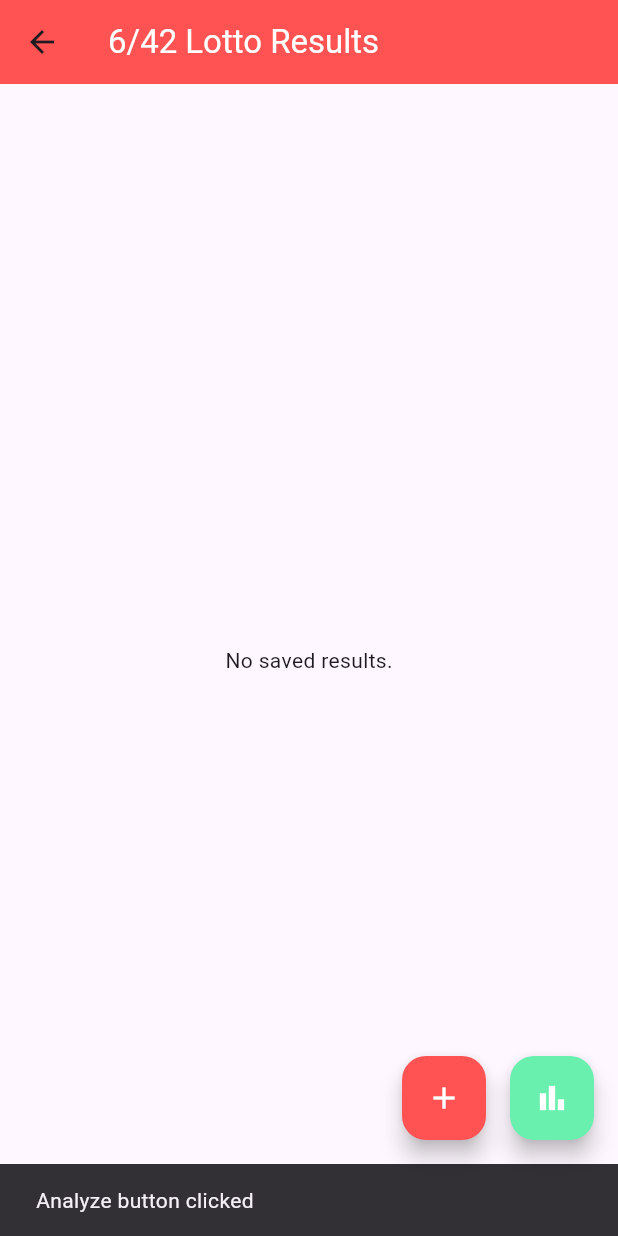
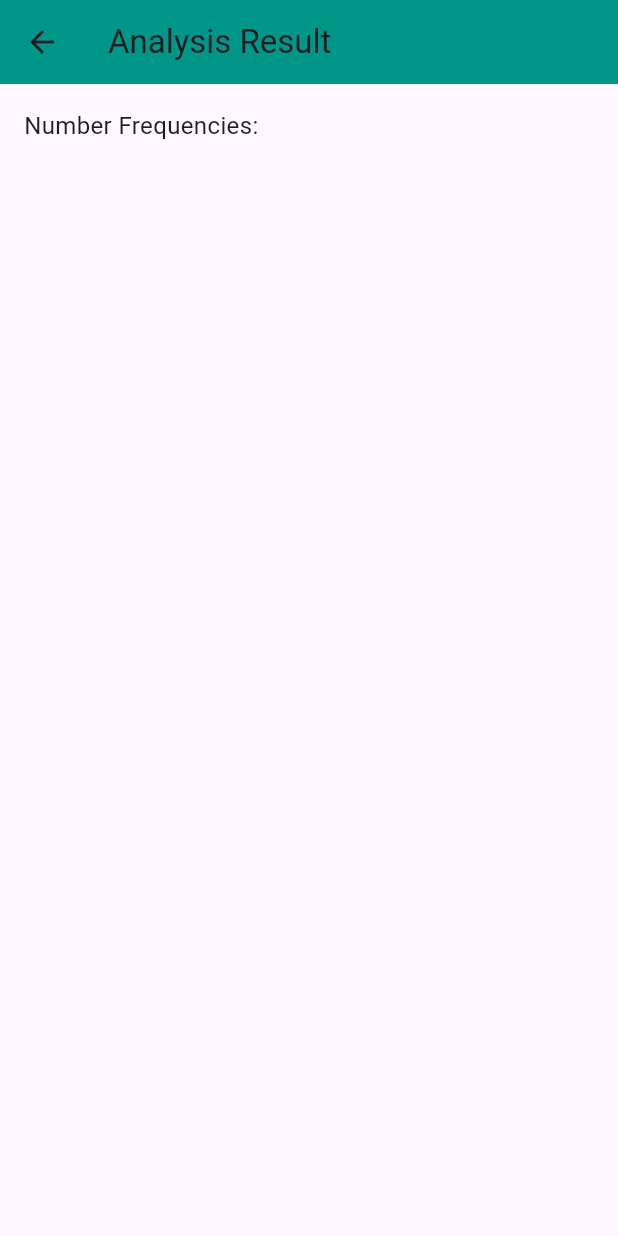
Before and after one commit to lightdarkmaster/LottoScope, a Flutter app: the SixFortyTwo screen opened directly, after a tap on the "bar chart" icon, on a phone screen of 412 x 824 dp. Run offline on Flutter 3.47's test engine with Material 3 defaults, Android fonts, the phone set to English and light mode, and no system bars; our stand-ins replace sqflite, table_calendar; accounts and stored records are empty.

Commit message:
Add Analysis Page

```diff
--- a/lib/pages/sixfortytwo.dart
+++ b/lib/pages/sixfortytwo.dart
@@ -1,4 +1,5 @@
 import 'package:flutter/material.dart';
+import 'package:my_lotto/pages/sixfortytwo_analysis.dart';
 import 'package:path/path.dart';
 import 'package:sqflite/sqflite.dart';
 
@@ -131,7 +132,7 @@ class _SixFortyTwoState extends State<SixFortyTwo> {
             '6/42 Lotto Results',
             style: TextStyle(color: Colors.white),
           ),
-        backgroundColor: Colors.redAccent,
+          backgroundColor: Colors.teal,
         ),
         body: Padding(
           padding: const EdgeInsets.all(16.0),
@@ -155,7 +156,8 @@ class _SixFortyTwoState extends State<SixFortyTwo> {
                                       icon: const Icon(Icons.edit,
                                           color: Colors.blue),
                                       onPressed: () {
-                                      _inputController.text = result['numbers'];
+                                        _inputController.text =
+                                            result['numbers'];
                                         showDialog(
                                           context: context,
                                           builder: (context) {
@@ -166,8 +168,10 @@ class _SixFortyTwoState extends State<SixFortyTwo> {
                                                 keyboardType:
                                                     TextInputType.number,
                                                 onChanged: _formatInput,
-                                              decoration: const InputDecoration(
-                                                  hintText: 'Edit numbers'),
+                                                decoration:
+                                                    const InputDecoration(
+                                                        hintText:
+                                                            'Edit numbers'),
                                               ),
                                               actions: [
                                                 TextButton(
@@ -244,19 +248,21 @@ class _SixFortyTwoState extends State<SixFortyTwo> {
                                     int.tryParse(number) != null &&
                                     int.parse(number) >= 1 &&
                                     int.parse(number) <= 42)) {
-                            final numbersString =
-                                numbers.map((n) => n.padLeft(2, '0')).join(', ');
+                              final numbersString = numbers
+                                  .map((n) => n.padLeft(2, '0'))
+                                  .join(', ');
                               _saveToDatabase(numbersString).then((_) {
                                 _loadSavedResults(); // Reload results after saving
-                              _inputController.clear(); // Clear the input field after saving
+                                _inputController
+                                    .clear(); // Clear the input field after saving
                               });
                               Navigator.of(context)
                                   .pop(); // Close the dialog after saving
                             } else {
                               ScaffoldMessenger.of(context).showSnackBar(
                                 const SnackBar(
-                                content:
-                                    Text('Enter 6 valid numbers between 1 and 42'),
+                                  content: Text(
+                                      'Enter 6 valid numbers between 1 and 42'),
                                 ),
                               );
                             }
@@ -267,7 +273,8 @@ class _SixFortyTwoState extends State<SixFortyTwo> {
                           onPressed: () {
                             Navigator.of(context)
                                 .pop(); // Close the dialog if cancelled
-                          _inputController.clear(); // Clear the input field if cancelled
+                            _inputController
+                                .clear(); // Clear the input field if cancelled
                           },
                           child: const Text('Cancel'),
                         ),
@@ -280,18 +287,55 @@ class _SixFortyTwoState extends State<SixFortyTwo> {
             ),
             const SizedBox(width: 16), // Adds some space between buttons
             FloatingActionButton(
-            backgroundColor: Colors.greenAccent,
-            onPressed: () {
-              // Your analyze button logic here
-              ScaffoldMessenger.of(context).showSnackBar(
-                const SnackBar(content: Text('Analyze button clicked')),
+              backgroundColor: Colors.teal,
+              onPressed: () async {
+                // Fetch the saved results from the database
+                final results = await _database.query('results');
+
+                // Initialize a map to store occurrences of each number
+                Map<int, int> occurrences = {};
+
+                for (var result in results) {
+                  final numbersString = result['numbers']
+                      as String?; // Ensure we handle null values
+                  if (numbersString != null && numbersString.isNotEmpty) {
+                    final numbers = numbersString
+                        .split(',') // Split the numbers string by commas
+                        .map((e) => int.tryParse(
+                            e.trim())) // Convert to int and avoid null
+                        .where((e) =>
+                            e != null &&
+                            e! >= 1 &&
+                            e! <= 42) // Filter out invalid numbers
+                        .map((e) =>
+                            e!) // Safely unwrap after filtering out nulls
+                        .toList();
+
+                    for (var number in numbers) {
+                      occurrences[number] = (occurrences[number] ?? 0) + 1;
+                    }
+                  }
+                }
+
+                // Prepare the analysis result
+                String analysisResult = 'Number Frequencies:\n';
+                occurrences.forEach((key, value) {
+                  analysisResult += 'Number $key: $value times\n';
+                });
+
+                // Navigate to the analysis page with the result
+                Navigator.push(
+                  context,
+                  MaterialPageRoute(
+                    builder: (context) =>
+                        AnalysisPage(analysisResult: analysisResult),
+                  ),
                 );
               },
               child: const Icon(Icons.bar_chart, color: Colors.white),
             ),
           ],
-      ),
-    );
+        ));
   }
 
   @override
--- a/pubspec.yaml
+++ b/pubspec.yaml
@@ -38,6 +38,7 @@ dependencies:
   table_calendar: ^3.1.3
   sqflite: ^2.3.3+1
   path: ^1.9.0
+  fl_chart: ^0.69.2
 
 dev_dependencies:
   flutter_test:
```
Also changed, not shown: lib/pages/sixfortytwo_analysis.dart (added, +330 -0 lines), flutter_04.png (added), pubspec.lock. Lines whose indentation alone changed are shown as unchanged.
